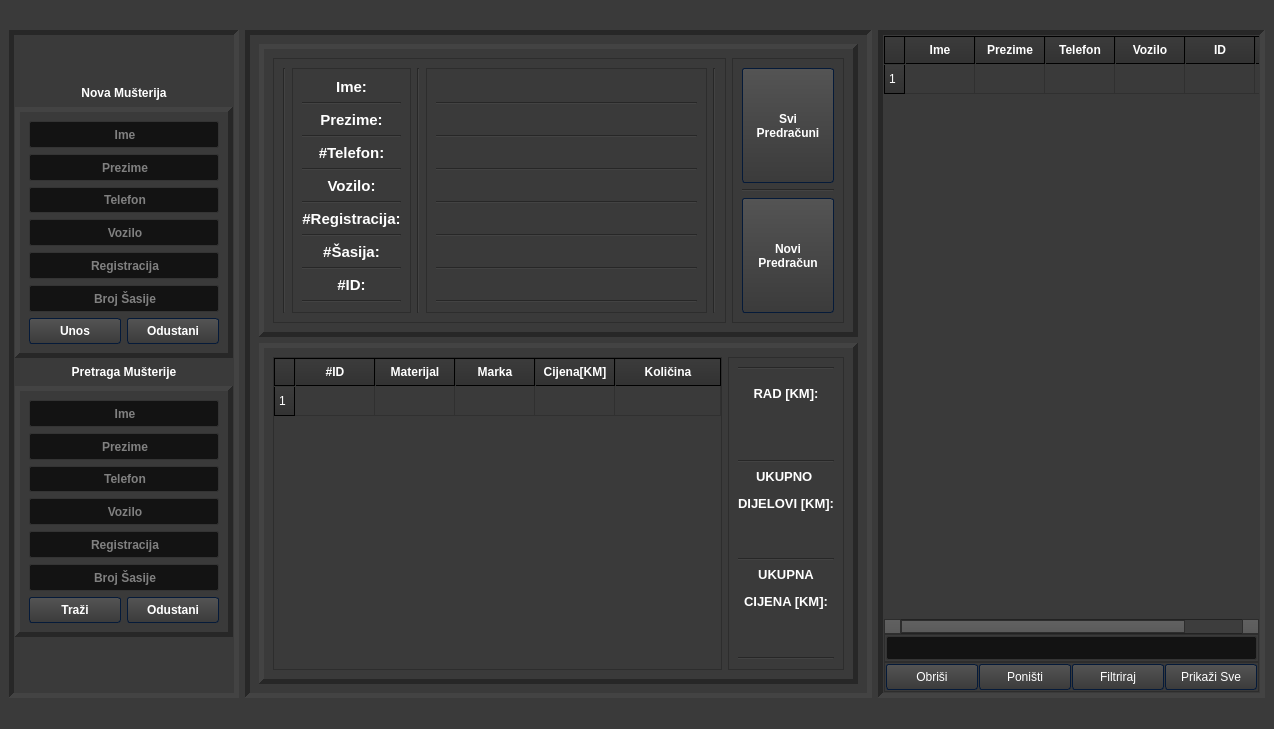
The window that untitled.ui (4ntim4tter/Budget-Flow) describes before a commit, drawn with Qt 5.
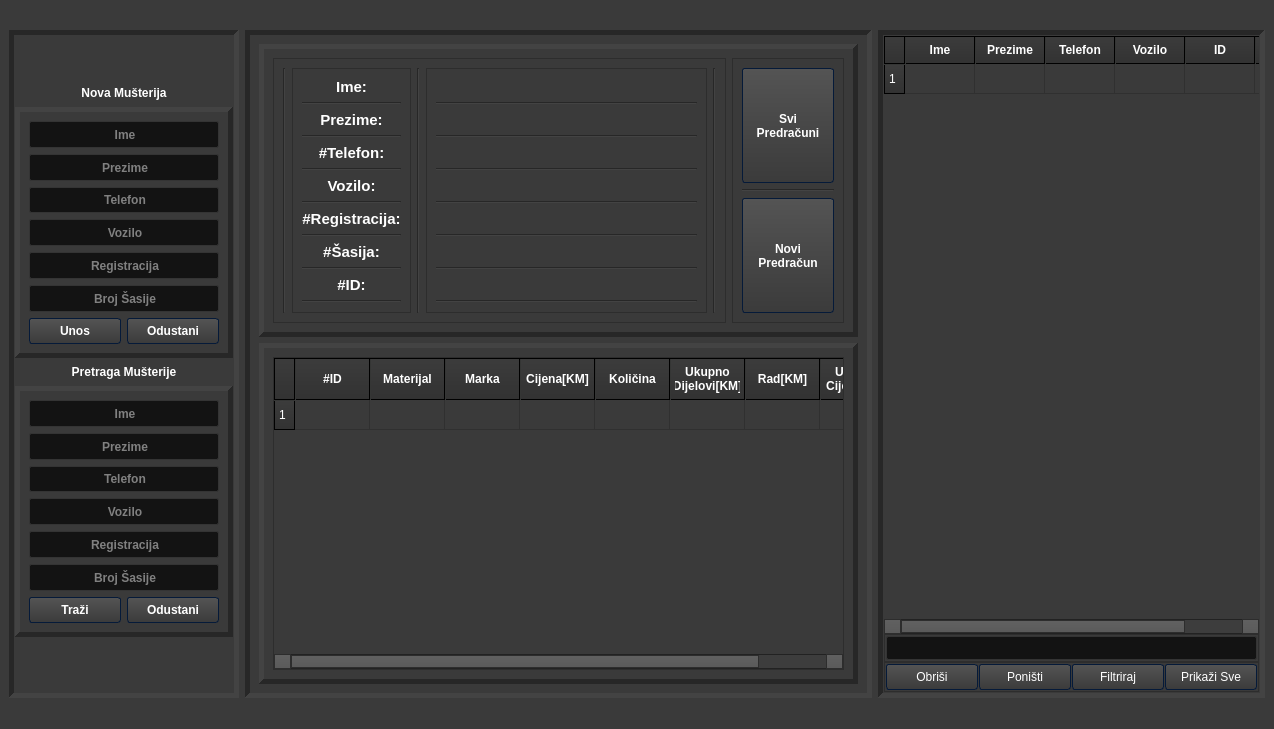
The same window after the commit. Icons and pictures are not drawn.

The edit to the form file:
```diff
--- a/untitled.ui
+++ b/untitled.ui
@@ -2609,7 +2609,7 @@
          <property name="midLineWidth">
           <number>5</number>
          </property>
-         <layout class="QHBoxLayout" name="horizontalLayout_3" stretch="8,2">
+         <layout class="QHBoxLayout" name="horizontalLayout_3" stretch="8">
           <item>
            <widget class="QTableWidget" name="customer_reciepts_table">
             <property name="font">
@@ -2623,6 +2623,9 @@
             <property name="selectionBehavior">
              <enum>QAbstractItemView::SelectRows</enum>
             </property>
+            <property name="sortingEnabled">
+             <bool>true</bool>
+            </property>
             <property name="rowCount">
              <number>1</number>
             </property>
@@ -2630,7 +2633,7 @@
              <bool>false</bool>
             </attribute>
             <attribute name="horizontalHeaderDefaultSectionSize">
-             <number>80</number>
+             <number>75</number>
             </attribute>
             <attribute name="horizontalHeaderShowSortIndicator" stdset="0">
              <bool>true</bool>
@@ -2638,6 +2641,9 @@
             <attribute name="horizontalHeaderStretchLastSection">
              <bool>true</bool>
             </attribute>
+            <attribute name="verticalHeaderVisible">
+             <bool>true</bool>
+            </attribute>
             <attribute name="verticalHeaderCascadingSectionResizes">
              <bool>false</bool>
             </attribute>
@@ -2705,6 +2711,45 @@
               </font>
              </property>
             </column>
+            <column>
+             <property name="text">
+              <string>Ukupno 
+Dijelovi[KM]</string>
+             </property>
+             <property name="font">
+              <font>
+               <family>Arial</family>
+               <pointsize>9</pointsize>
+               <weight>75</weight>
+               <bold>true</bold>
+              </font>
+             </property>
+            </column>
+            <column>
+             <property name="text">
+              <string>Rad[KM]</string>
+             </property>
+             <property name="font">
+              <font>
+               <family>Arial</family>
+               <weight>75</weight>
+               <bold>true</bold>
+              </font>
+             </property>
+            </column>
+            <column>
+             <property name="text">
+              <string>Ukupno 
+Cijena[KM]</string>
+             </property>
+             <property name="font">
+              <font>
+               <family>Arial</family>
+               <weight>75</weight>
+               <bold>true</bold>
+              </font>
+             </property>
+            </column>
             <item row="0" column="0">
              <property name="text">
               <string/>
@@ -2720,162 +2765,6 @@
             </item>
            </widget>
           </item>
-          <item>
-           <widget class="QFrame" name="frame_7">
-            <property name="font">
-             <font>
-              <family>Arial</family>
-              <pointsize>9</pointsize>
-              <weight>75</weight>
-              <bold>true</bold>
-             </font>
-            </property>
-            <property name="frameShape">
-             <enum>QFrame::StyledPanel</enum>
-            </property>
-            <property name="frameShadow">
-             <enum>QFrame::Raised</enum>
-            </property>
-            <layout class="QVBoxLayout" name="verticalLayout_8">
-             <item>
-              <widget class="Line" name="line_21">
-               <property name="orientation">
-                <enum>Qt::Horizontal</enum>
-               </property>
-              </widget>
-             </item>
-             <item>
-              <widget class="QLabel" name="label">
-               <property name="font">
-                <font>
-                 <family>Arial</family>
-                 <pointsize>9</pointsize>
-                 <weight>75</weight>
-                 <bold>true</bold>
-                </font>
-               </property>
-               <property name="text">
-                <string>&lt;html&gt;&lt;head/&gt;&lt;body&gt;&lt;p&gt;&lt;span style=&quot; font-size:10pt;&quot;&gt;RAD [KM]:&lt;/span&gt;&lt;/p&gt;&lt;/body&gt;&lt;/html&gt;</string>
-               </property>
-               <property name="alignment">
-                <set>Qt::AlignCenter</set>
-               </property>
-              </widget>
-             </item>
-             <item>
-              <widget class="QLabel" name="label_4">
-               <property name="font">
-                <font>
-                 <family>Arial</family>
-                 <pointsize>9</pointsize>
-                 <weight>75</weight>
-                 <bold>true</bold>
-                </font>
-               </property>
-               <property name="text">
-                <string/>
-               </property>
-               <property name="alignment">
-                <set>Qt::AlignCenter</set>
-               </property>
-              </widget>
-             </item>
-             <item>
-              <widget class="Line" name="line_20">
-               <property name="orientation">
-                <enum>Qt::Horizontal</enum>
-               </property>
-              </widget>
-             </item>
-             <item>
-              <widget class="QLabel" name="label_2">
-               <property name="font">
-                <font>
-                 <family>Arial</family>
-                 <pointsize>9</pointsize>
-                 <weight>75</weight>
-                 <bold>true</bold>
-                </font>
-               </property>
-               <property name="text">
-                <string>&lt;html&gt;&lt;head/&gt;&lt;body&gt;&lt;p align=&quot;center&quot;&gt;&lt;span style=&quot; font-size:10pt;&quot;&gt;UKUPNO &lt;/span&gt;&lt;/p&gt;&lt;p align=&quot;center&quot;&gt;&lt;span style=&quot; font-size:10pt;&quot;&gt;DIJELOVI [KM]:&lt;/span&gt;&lt;/p&gt;&lt;/body&gt;&lt;/html&gt;</string>
-               </property>
-               <property name="alignment">
-                <set>Qt::AlignCenter</set>
-               </property>
-              </widget>
-             </item>
-             <item>
-              <widget class="QLabel" name="label_5">
-               <property name="font">
-                <font>
-                 <family>Arial</family>
-                 <pointsize>9</pointsize>
-                 <weight>75</weight>
-                 <bold>true</bold>
-                </font>
-               </property>
-               <property name="text">
-                <string/>
-               </property>
-               <property name="alignment">
-                <set>Qt::AlignCenter</set>
-               </property>
-              </widget>
-             </item>
-             <item>
-              <widget class="Line" name="line_19">
-               <property name="orientation">
-                <enum>Qt::Horizontal</enum>
-               </property>
-              </widget>
-             </item>
-             <item>
-              <widget class="QLabel" name="label_3">
-               <property name="font">
-                <font>
-                 <family>Arial</family>
-                 <pointsize>9</pointsize>
-                 <weight>75</weight>
-                 <bold>true</bold>
-                </font>
-               </property>
-               <property name="text">
-                <string>&lt;html&gt;&lt;head/&gt;&lt;body&gt;&lt;p&gt;&lt;span style=&quot; font-size:10pt;&quot;&gt;UKUPNA&lt;/span&gt;&lt;/p&gt;&lt;p&gt;&lt;span style=&quot; font-size:10pt;&quot;&gt;CIJENA [KM]:&lt;/span&gt;&lt;/p&gt;&lt;/body&gt;&lt;/html&gt;</string>
-               </property>
-               <property name="alignment">
-                <set>Qt::AlignCenter</set>
-               </property>
-              </widget>
-             </item>
-             <item>
-              <widget class="QLabel" name="label_6">
-               <property name="font">
-                <font>
-                 <family>Arial</family>
-                 <pointsize>9</pointsize>
-                 <weight>75</weight>
-                 <bold>true</bold>
-                </font>
-               </property>
-               <property name="text">
-                <string/>
-               </property>
-               <property name="alignment">
-                <set>Qt::AlignCenter</set>
-               </property>
-              </widget>
-             </item>
-             <item>
-              <widget class="Line" name="line_22">
-               <property name="orientation">
-                <enum>Qt::Horizontal</enum>
-               </property>
-              </widget>
-             </item>
-            </layout>
-           </widget>
-          </item>
          </layout>
         </widget>
        </item>
```
Left out of the diff: 10 changed lines with no effect on the pictures.
